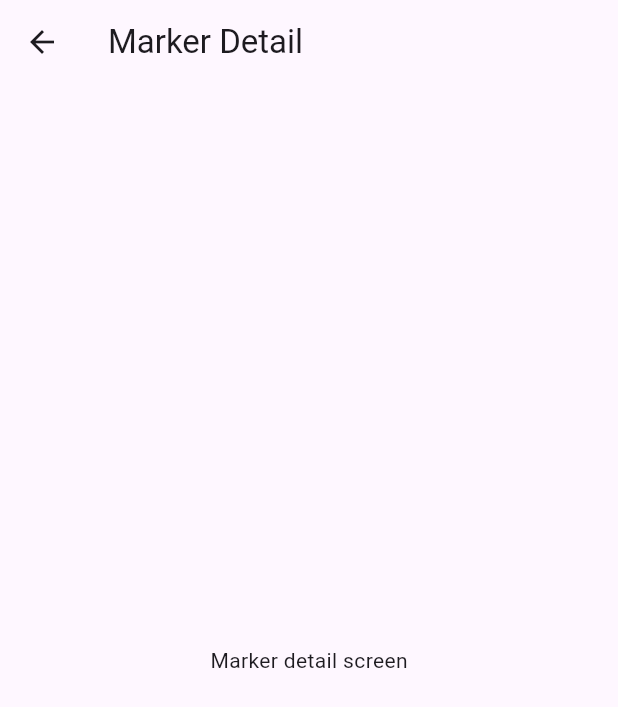
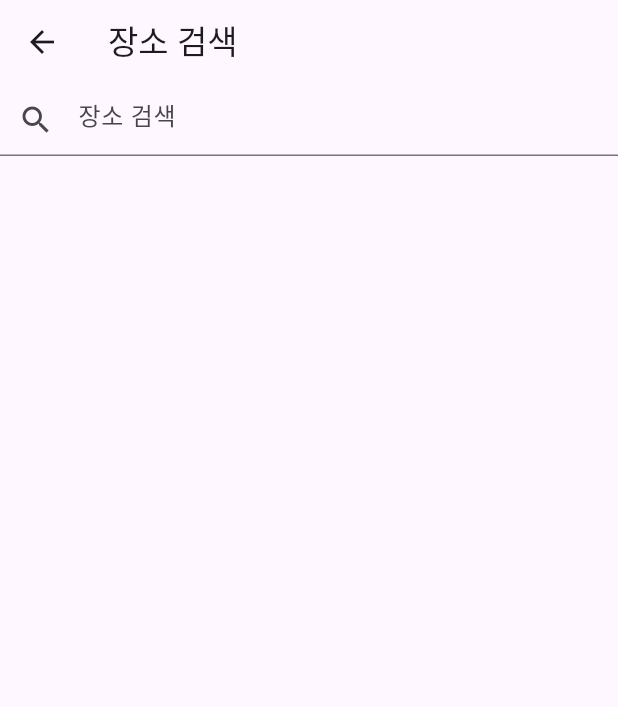
Before and after one commit to 2GS-LuckyTon/Pinmate_FE, a Flutter app: the SearchDetailScreen screen opened directly, on a phone screen of 412 x 824 dp. Shown: the top 707 px of the screen. Run offline on Flutter 3.47's test engine with Material 3 defaults, Android fonts, the phone set to English and light mode, and no system bars; our stand-ins replace flutter_screenutil, google_maps_flutter, location.

Commit message:
map_update02

```diff
--- a/lib/screen/mainfunction/nerarby/search_detail_screen.dart
+++ b/lib/screen/mainfunction/nerarby/search_detail_screen.dart
@@ -1,14 +1,54 @@
+// search_detail_screen.dart
+
 import 'package:flutter/material.dart';
+import 'package:google_maps_flutter/google_maps_flutter.dart';
 
-class SearchDetailScreen extends StatelessWidget {
+class SearchDetailScreen extends StatefulWidget {
+  @override
+  _SearchDetailScreenState createState() => _SearchDetailScreenState();
+}
+
+class _SearchDetailScreenState extends State<SearchDetailScreen> {
+  // 검색된 장소들을 저장할 리스트
+  List places = [];
+
+  Future<void> _searchPlaces(String query) async {
+    // 실제 검색 로직 구현 (예: Google Places API)
+    // 결과를 가져와 `places` 리스트에 추가합니다.
+    setState(() {
+    });
+  }
+
   @override
   Widget build(BuildContext context) {
     return Scaffold(
-      appBar: AppBar(
-        title: Text('Marker Detail'),
-      ),
-      body: Center(
-        child: Text('Marker detail screen'),
+      appBar: AppBar(title: Text("장소 검색")),
+      body: Column(
+        children: [
+          TextField(
+            onChanged: (query) {
+              _searchPlaces(query); // 검색어 입력 시 검색 수행
+            },
+            decoration: InputDecoration(
+              hintText: '장소 검색',
+              prefixIcon: Icon(Icons.search),
+            ),
+          ),
+          Expanded(
+            child: ListView.builder(
+              itemCount: places.length,
+              itemBuilder: (context, index) {
+                final place = places[index];
+                return ListTile(
+                  title: Text(place.name),
+                  onTap: () {
+                    Navigator.pop(context, place.location); // 장소 선택 시 위치 정보 반환
+                  },
+                );
+              },
+            ),
+          ),
+        ],
       ),
     );
   }
--- a/pubspec.yaml
+++ b/pubspec.yaml
@@ -39,6 +39,10 @@ dependencies:
   google_maps_flutter_web: ^0.5.10
   flutter_screenutil: ^5.8.4
   location: ^7.0.1
+  place_picker:
+    git:
+      url: https://github.com/blackmann/locationpicker.git
+      ref: master  # 또는 최신 커밋 해시
 
 dev_dependencies:
   flutter_test:
```
Also changed, not shown: lib/screen/mainfunction/nerarby/nearby_screen.dart (+79 -4 lines), pubspec.lock, 1 other file.
